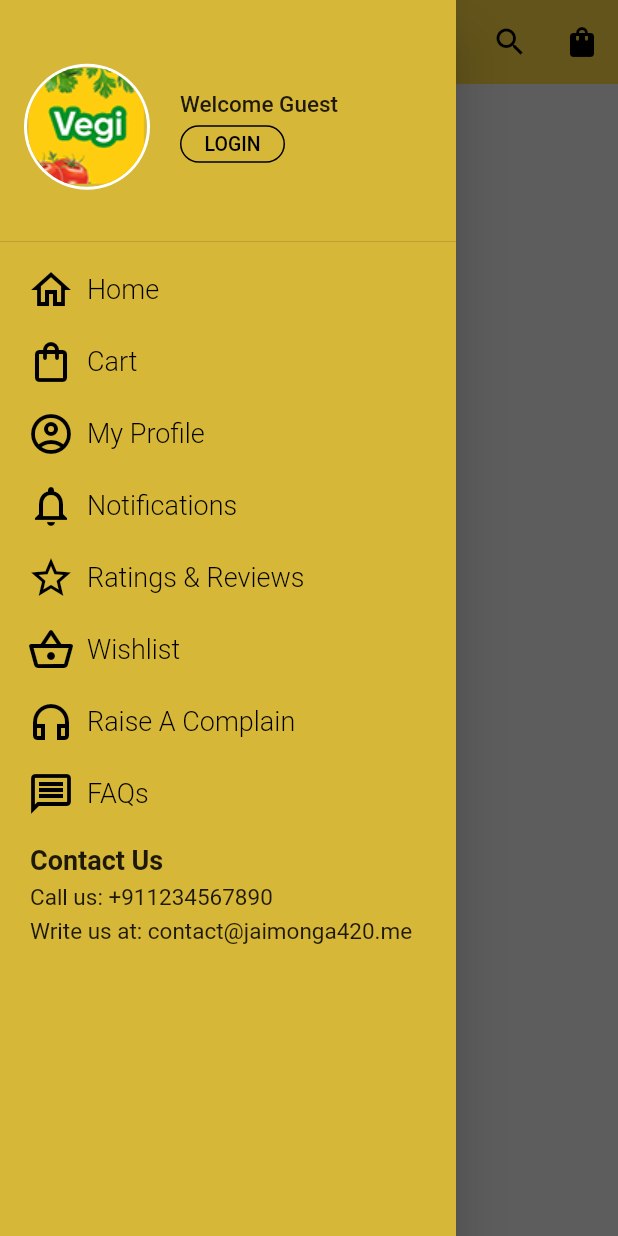
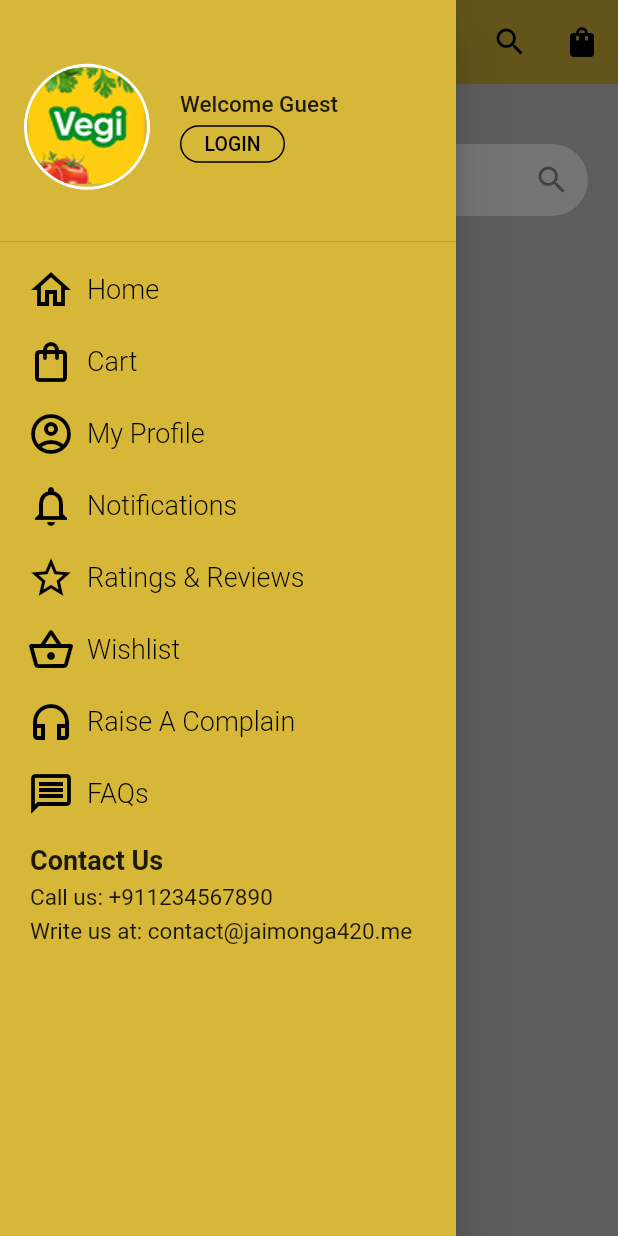
Before and after one commit to jaimonga420/veggies_app, a Flutter app: the ProductsListScreen screen opened directly with empty values, with the side drawer open, on a phone screen of 412 x 824 dp. Run offline on Flutter 3.47's test engine with Material 2 defaults, Android fonts, the phone set to English and light mode, and no system bars; our stand-ins replace cloud_firestore, firebase_auth, firebase_core, flutter_svg, google_sign_in, shared_preferences; accounts and stored records are empty.

Commit message:
implemented search logic

```diff
--- a/lib/main.dart
+++ b/lib/main.dart
@@ -9,7 +9,6 @@ import 'screens/single_product_screen.dart';
 import './helpers/auth.dart';
 import './ui/colors.dart';
 import './screens/profile_screen.dart';
-import './screens/search_screen.dart';
 import './screens/cart_screen.dart';
 import './providers/product_provider.dart';
 import './screens/products_list_screen.dart';
@@ -67,7 +66,6 @@ class _MyAppState extends State<MyApp> {
           '/homescreen': (context) => const HomeScreen(),
           '/singleproductscreen': (context) => const SingleProductScreen(),
           '/profile-screen': (context) => const ProfileScreen(),
-          '/search-screen': (context) => const SearchScreen(),
           '/cart-screen': (context) => const CartScreen(),
           '/products-list-screen': (context) => const ProductsListScreen(),
         },
--- a/lib/providers/product_provider.dart
+++ b/lib/providers/product_provider.dart
@@ -5,6 +5,7 @@ import '../models/product_model.dart';
 class ProductProvider with ChangeNotifier {
   List<ProductModel> vegetables = [];
   List<ProductModel> fruits = [];
+  List<ProductModel> allItems = [];
 
   fetchvegetables() async {
     QuerySnapshot<Map<String, dynamic>> snapshot =
@@ -44,6 +45,11 @@ class ProductProvider with ChangeNotifier {
     notifyListeners();
   }
 
+  fetchAllItems() {
+    allItems = List.from(vegetableslist)..addAll(fruitslist);
+    allItems;
+  }
+
   List<ProductModel> get vegetableslist {
     return vegetables;
   }
@@ -51,4 +57,8 @@ class ProductProvider with ChangeNotifier {
   List<ProductModel> get fruitslist {
     return fruits;
   }
+
+  List<ProductModel> get allItemsList {
+    return allItems;
+  }
 }
--- a/lib/screens/products_list_screen.dart
+++ b/lib/screens/products_list_screen.dart
@@ -1,11 +1,9 @@
 import 'package:flutter/material.dart';
-
 
 import '../ui/colors.dart';
 import '../widgets/custom_appbar.dart';
 import '../widgets/app_drawer.dart';
 import '../widgets/search_item.dart';
-
 
 class ProductsListScreen extends StatefulWidget {
   const ProductsListScreen({Key? key}) : super(key: key);
@@ -25,13 +23,34 @@ class _ProductsListScreenState extends State<ProductsListScreen> {
         backgroundColor: AppColor.scaffoldColor,
         appBar: const CustomAppBar(title: 'Veggies List'),
         drawer: const AppDrawer(),
-        body: ListView.builder(
+        body: Column(
+          children: [
+            Container(
+              height: 52,
+              margin: const EdgeInsets.symmetric(horizontal: 20, vertical: 40),
+              child: TextFormField(
+                decoration: InputDecoration(
+                    contentPadding: const EdgeInsets.only(top: 10, left: 10),
+                    border: OutlineInputBorder(
+                        borderRadius: BorderRadius.circular(30),
+                        borderSide: BorderSide.none),
+                    fillColor: Colors.white,
+                    filled: true,
+                    hintText: 'Search for an item',
+                    suffixIcon: const Icon(Icons.search)),
+              ),
+            ),
+            Expanded(
+              child: ListView.builder(
                   itemCount: routeAgrs.length,
                   itemBuilder: (context, index) {
                     return SearchItem(
                         productName: routeAgrs[index].productName,
                         imagePath: routeAgrs[index].imagePath,
                         price: routeAgrs[index].price);
-            }));
+                  }),
+            )
+          ],
+        ));
   }
 }
--- a/lib/widgets/custom_appbar.dart
+++ b/lib/widgets/custom_appbar.dart
@@ -1,8 +1,11 @@
 import 'package:flutter/material.dart';
+import 'package:provider/provider.dart';
 
 import '../ui/colors.dart';
 import '../screens/search_screen.dart';
 import '../screens/cart_screen.dart';
+import '../models/product_model.dart';
+import '../providers/product_provider.dart';
 
 class CustomAppBar extends StatefulWidget with PreferredSizeWidget {
   const CustomAppBar({required this.title, Key? key}) : super(key: key);
@@ -18,6 +21,9 @@ class CustomAppBar extends StatefulWidget with PreferredSizeWidget {
 class _CustomAppBarState extends State<CustomAppBar> {
   @override
   Widget build(BuildContext context) {
+    Provider.of<ProductProvider>(context).fetchAllItems();
+    List<ProductModel> allItems =
+        Provider.of<ProductProvider>(context).allItemsList;
     return AppBar(
       elevation: 0,
       iconTheme: const IconThemeData(color: Colors.black),
@@ -30,7 +36,9 @@ class _CustomAppBarState extends State<CustomAppBar> {
       actions: [
         IconButton(
             onPressed: () {
-              Navigator.of(context).pushNamed(SearchScreen.routeName);
+              Navigator.of(context).push(MaterialPageRoute(
+                  builder: ((context) =>
+                      SearchScreen(allItemsList: allItems))));
             },
             icon: const Icon(Icons.search)),
         IconButton(
```
Also changed, not shown: lib/screens/search_screen.dart (+35 -4 lines). Lines whose indentation alone changed are shown as unchanged.
